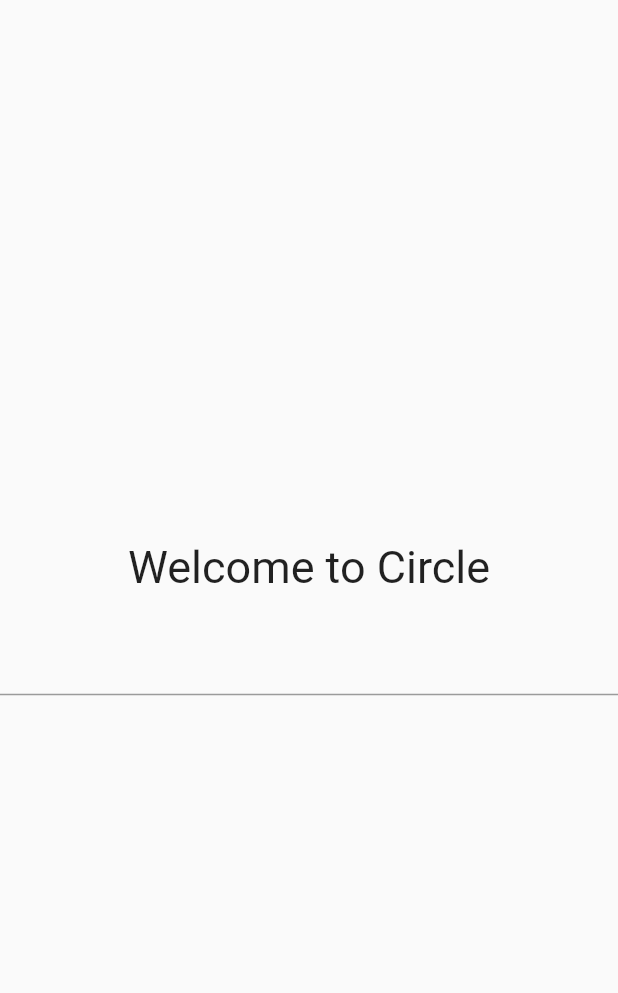
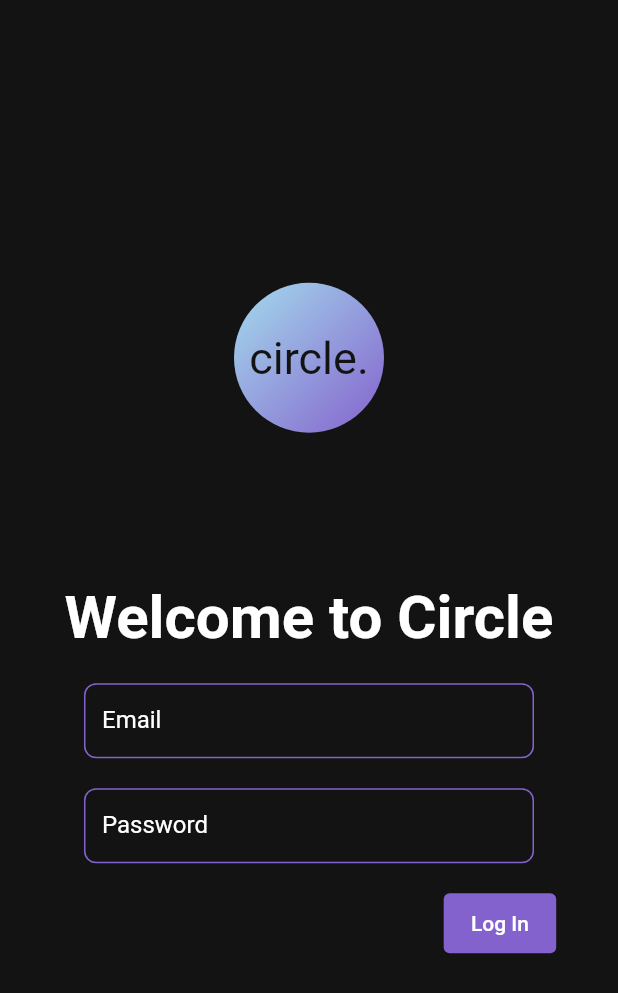
Before and after one commit to Baer-Bones-Technologies/circle-app, a Flutter app: the LoginMobile screen opened directly, on a phone screen of 412 x 824 dp. Shown: the top 993 px of the screen. Run offline on Flutter 3.47's test engine with Material 2 defaults, Android fonts, the phone set to English and light mode, and no system bars; our stand-ins replace cloud_firestore, firebase_analytics, firebase_auth, firebase_core, go_router, shared_preferences; accounts and stored records are empty.

Commit message:
create user login screen

````diff
--- a/lib/resources/strings.dart
+++ b/lib/resources/strings.dart
@@ -1,12 +1,22 @@
-const String appTitle = 'Circle';
+
+/// UI Strings
+const String appTitle = 'circle.';
 const String welcomeMessage = 'Welcome to Circle';
-const String loginLabel = 'Login';
+
+
+/// Label Strings
+const String loginLabel = 'Log In';
 const String registerLabel = 'Register';
 const String emailLabel = 'Email';
 const String passwordLabel = 'Password';
 const String confirmPasswordLabel = 'Confirm Password';
+
+
+/// Error Strings
 const String noUserError = 'No user found for that email.';
 const String wrongPasswordError = 'Wrong password provided for that user.';
 const String passwordWeakError = 'Password is too weak.';
 const String passwordMismatchError = 'Passwords do not match.';
 const String emailInUseError = 'The email is already in use by another account.';
+const String impossibleScreenError = "Something went extremely wrong for you to be here.";
+const String unsupportedPlatformError = "This platform is not supported.";
--- /dev/null
+++ b/lib/ui/common/logo.dart
@@ -0,0 +1,25 @@
+import 'package:circle/resources/theme.dart';
+import 'package:flutter/cupertino.dart';
+import 'package:circle/resources/strings.dart';
+
+class Logo extends StatelessWidget {
+  const Logo({Key? key}) : super(key: key);
+
+  @override
+  Widget build(BuildContext context) {
+    return Container(
+      height: 100,
+      width: 100,
+      decoration: BoxDecoration(
+        gradient: CircleTheme.primaryGradient,
+        borderRadius: BorderRadius.circular(50),
+        ),
+      child: Center(
+        child: Text(appTitle, style: TextStyle(
+          color: CircleTheme.primary,
+          fontSize: 30,
+        )),
+      )
+    );
+  }
+}
--- /dev/null
+++ b/lib/ui/common/primary_button.dart
@@ -0,0 +1,32 @@
+import 'package:circle/resources/theme.dart';
+import 'package:flutter/material.dart';
+
+class PrimaryButton extends StatelessWidget {
+  const PrimaryButton({Key? key, required this.onPressed, this.onLongPress, required this.text, this.width = 75, this.height = 40, this.elevation = 0.00, this.padding = 3.0}) : super(key: key);
+
+  final Function() onPressed;
+  final Function()? onLongPress;
+  final String text;
+  final double height;
+  final double width;
+  final double elevation;
+  final double padding;
+
+  @override
+  Widget build(BuildContext context) {
+    return SizedBox(
+      height: height,
+      width: width,
+      child: ElevatedButton(
+          onPressed: onPressed,
+          style: ButtonStyle(
+              backgroundColor: MaterialStateProperty.all<Color>(CircleTheme.secondaryGradientColor),
+              foregroundColor: MaterialStateProperty.all<Color>(Colors.white),
+            elevation: MaterialStateProperty.all(elevation),
+            padding: MaterialStateProperty.all(EdgeInsets.all(padding))
+          ),
+          child: Text(text)
+      ),
+    );
+  }
+}
--- /dev/null
+++ b/lib/ui/common/primary_text_input.dart
@@ -0,0 +1,84 @@
+import 'package:circle/resources/theme.dart';
+import 'package:flutter/material.dart';
+import 'package:flutter/services.dart';
+
+/// This is a button widget to be used throughout the application
+class SingleLineInput extends StatelessWidget {
+  const SingleLineInput(
+      {Key? key,
+      this.controller,
+      this.keyboardType,
+      this.label,
+      this.hintText,
+      this.constraints,
+      this.onChanged,
+      this.onSubmitted,
+      this.onEditingComplete,
+      this.textCapitalization = TextCapitalization.sentences,
+      this.enabled = true,
+      this.inputFormatters,
+      this.width = 300,
+      this.height = 50,
+      this.obscureText = false})
+      : super(key: key);
+
+  final TextEditingController? controller;
+  final TextInputType? keyboardType;
+  final String? label;
+  final String? hintText;
+  final BoxConstraints? constraints;
+  final TextCapitalization textCapitalization;
+  final Function(String)? onChanged;
+  final Function(String)? onSubmitted;
+  final Function()? onEditingComplete;
+  final bool enabled;
+  final List<TextInputFormatter>? inputFormatters;
+  final double height;
+  final double width;
+  final bool obscureText;
+
+  @override
+  Widget build(BuildContext context) {
+    return SizedBox(
+      height: height,
+      width: width,
+      child: TextField(
+        controller: controller,
+        keyboardType: keyboardType,
+        autocorrect: false,
+        enableSuggestions: true,
+        maxLines: 1,
+        cursorColor: CircleTheme.primaryGradientColor,
+        textAlign: TextAlign.start,
+        onChanged: onChanged,
+        onSubmitted: onSubmitted,
+        onEditingComplete: onEditingComplete,
+        enabled: enabled,
+        inputFormatters: inputFormatters,
+        style: TextStyle(color: CircleTheme.secondary),
+        obscureText: obscureText,
+        decoration: InputDecoration(
+          enabledBorder: OutlineInputBorder(
+            borderSide:
+                BorderSide(color: CircleTheme.secondaryGradientColor, width: 1),
+            borderRadius: BorderRadius.circular(8),
+          ),
+          focusedBorder: OutlineInputBorder(
+            borderSide:
+                BorderSide(color: CircleTheme.primaryGradientColor, width: 1),
+            borderRadius: BorderRadius.circular(8),
+          ),
+          border: OutlineInputBorder(
+            borderSide: BorderSide(color: CircleTheme.secondary, width: 1),
+            borderRadius: BorderRadius.circular(8),
+          ),
+          labelText: label,
+          labelStyle: TextStyle(color: CircleTheme.secondary),
+          hintText: hintText,
+          hintStyle: TextStyle(color: CircleTheme.secondary),
+        ),
+        textCapitalization: textCapitalization,
+      ),
+    );
+  }
+}
--- a/lib/ui/screens/authentication/login/login_mobile.dart
+++ b/lib/ui/screens/authentication/login/login_mobile.dart
@@ -1,6 +1,13 @@
-import 'package:flutter/cupertino.dart';
+import 'package:circle/resources/strings.dart';
+import 'package:circle/resources/theme.dart';
+import 'package:circle/ui/common/logo.dart';
+import 'package:circle/ui/common/primary_button.dart';
+import 'package:circle/ui/common/primary_text_input.dart';
+import 'package:circle/ui/ui_manager.dart';
+import 'package:circle/utility/auth_handler.dart';
+import 'package:circle/utility/security/password.dart';
+import 'package:flutter/foundation.dart';
 import 'package:flutter/material.dart';
-import 'package:circle/resources/strings.dart' as res;
 
 class LoginMobile extends StatefulWidget {
   const LoginMobile({Key? key}) : super(key: key);
@@ -10,25 +17,78 @@ class LoginMobile extends StatefulWidget {
 }
 
 class _LoginMobileState extends State<LoginMobile> {
-  final TextEditingController _textFieldController = TextEditingController();
 
   @override
   Widget build(BuildContext context) {
+    TextInputType inputType = TextInputType.emailAddress;
+    TextInputType passwordType = TextInputType.visiblePassword;
+    TextEditingController emailController = TextEditingController(text: "");
+    TextEditingController passwordController = TextEditingController(text: "");
+    Size screen = UIManager(context).getScreenSize();
+    Password? pass;
     return Scaffold(
-      body: SafeArea(
+        backgroundColor: CircleTheme.primary,
+        body: SizedBox(
+          height: screen.height,
+          width: screen.width,
           child: Center(
+            child: SizedBox(
+              width: screen.width * .8,
               child: Column(
                 mainAxisAlignment: MainAxisAlignment.center,
-            crossAxisAlignment: CrossAxisAlignment.center,
                 children: [
-              const Text(res.welcomeMessage, style: TextStyle(fontSize: 30)),
+                  const Logo(),
+                  const SizedBox(height: 100),
+                  const Text(welcomeMessage,
+                      style: TextStyle(
+                          color: Colors.white,
+                          fontWeight: FontWeight.bold,
+                          fontSize: 40),
+                      textAlign: TextAlign.start),
                   const SizedBox(height: 20),
-            TextField(
-              controller: _textFieldController,
-            )],
+                  SingleLineInput(
+                    controller: emailController,
+                    keyboardType: inputType,
+                    label: emailLabel,
+                    hintText: 'john.doe@example.com',
+                  ),
+                  const SizedBox(height: 20),
+                  SingleLineInput(
+                    controller: passwordController,
+                    keyboardType: passwordType,
+                    label: passwordLabel,
+                    hintText: '********',
+                    obscureText: true,
+                    onChanged: (value) {
+                      pass = Password(value);
+                    },
+                  ),
+                  const SizedBox(height: 20),
+                  Row(
+                    mainAxisAlignment: MainAxisAlignment.end,
+                    children: [
+                      PrimaryButton(
+                        onPressed: () {
+                          if (emailController.value.text.isNotEmpty && pass != null) {
+                            AuthenticationHandler().signInWithEmailAndPassword(
+                                emailController.value.text, pass!);
+                            if (kDebugMode) {
+                              print("${emailController.text} logging in");
+                            }
+                          } else {
+                            if (kDebugMode) {
+                              print("input value empty");
+                            }
+                          }
+                        },
+                        text: loginLabel,
+                      ),
+                    ],
+                  )
+                ],
               ),
             ),
           ),
-    );
+        ));
   }
 }
--- a/lib/ui/ui_manager.dart
+++ b/lib/ui/ui_manager.dart
@@ -1,14 +1,20 @@
+import 'package:circle/resources/strings.dart';
+import 'package:circle/utility/auth_handler.dart';
 import 'package:flutter/material.dart';
 
+const double _defaultWidth = 1.0;
+const double _defaultHeight = 1.0;
+
 class UIManager {
-
   final BuildContext _context;
-
 
   /// This class is used to manage the UI of the app and get the current screen size, width, height, and platform
   /// the app is running on. This class is also used to get the desired screen width
   /// and height for a widget to use.
   UIManager(this._context);
+
+  Platform _platform = Platform.unknown;
+
 
   /// This function returns the current screen size
   Size getScreenSize() {
@@ -33,7 +39,7 @@ class UIManager {
   /// Example: 0.25 = 25% of the screen width
   /// Example: 0.75 = 75% of the screen width
 
-  double getMaxWidth({double width = 1.0}) {
+  double getMaxWidth({double width = _defaultWidth}) {
     return getScreenWidth() * width;
   }
 
@@ -47,7 +53,7 @@ class UIManager {
   /// 0.25 = 25% of the screen height,
   /// 0.75 = 75% of the screen height,
 
-  double getMaxHeight({double height = 1.0}) {
+  double getMaxHeight({double height = _defaultHeight}) {
     return getScreenHeight() * height;
   }
 
@@ -70,7 +76,40 @@ class UIManager {
     return getPlatform() == Platform.android || getPlatform() == Platform.ios;
   }
 
+  /// function that checks which platform and returns widget accordingly
+  Widget checkPlatform(
+      {Widget? web,
+      mobile,
+      loggedOutFallbackMobile,
+      loggedOutFallbackWeb,
+      required AuthState authState}) {
+    _platform = getPlatform();
+    switch (authState) {
+      case AuthState.loggedIn:
+        switch (_platform) {
+          case Platform.web:
+            return web ?? const Placeholder(child: Text(impossibleScreenError));
+          case Platform.android:
+          case Platform.ios:
+            return mobile ?? const Placeholder(child: Text(impossibleScreenError));
+          case Platform.unknown:
+            return const Placeholder(child: Text(unsupportedPlatformError));
         }
+
+      case AuthState.loggedOut:
+        switch (_platform) {
+          case Platform.web:
+            return loggedOutFallbackWeb ?? web ?? const Placeholder(child: Text(impossibleScreenError));
+          case Platform.android:
+          case Platform.ios:
+            return loggedOutFallbackMobile ?? mobile ?? const Placeholder(child: Text(impossibleScreenError));
+          case Platform.unknown:
+            return const Placeholder(child: Text(unsupportedPlatformError));
+        }
+    }
+  }
+}
+
 /// Enum for the platforms the app is running on
 /// *i.e.: Android, iOS, Web, etc.*
 ///
@@ -80,4 +119,4 @@ class UIManager {
 /// ios,
 /// web
 /// ```
-  enum Platform { android, ios, web }
+enum Platform { android, ios, web, unknown }
--- a/lib/utility/account_manager.dart
+++ b/lib/utility/account_manager.dart
@@ -1,14 +1,16 @@
 import 'package:circle/utility/auth_handler.dart';
 import 'package:cloud_firestore/cloud_firestore.dart';
+import 'package:firebase_auth/firebase_auth.dart';
 
 import '../circle_user.dart';
 
 class AccountManager{
-  FirebaseFirestore _database = FirebaseFirestore.instance;
-  final AuthenticationHandler _auth = AuthenticationHandler();
+  final FirebaseFirestore _database = FirebaseFirestore.instance;
+  final FirebaseAuth _auth;
+  AccountManager(this._auth);
   /// This function is used to create a new user in the database
 void createUser(CircleUser user){
-  _database.collection('users').doc(_auth.user?.uid).set(user.toFirebase());
+  _database.collection('users').doc(_auth.currentUser?.uid).set(user.toFirebase());
 }
 
 /// This function is used to get a user from the database
--- a/pubspec.yaml
+++ b/pubspec.yaml
@@ -41,6 +41,7 @@ dependencies:
   cloud_firestore: ^4.4.5
   firebase_database: ^10.0.16
   firebase_analytics: ^10.1.6
+  shared_preferences: ^2.0.20
 
 dev_dependencies:
   flutter_test:
@@ -65,9 +66,8 @@ flutter:
   uses-material-design: true
 
   # To add assets to your application, add an assets section, like this:
-  # assets:
-  #   - images/a_dot_burr.jpeg
-  #   - images/a_dot_ham.jpeg
+  assets:
+    - assets/images/
 
   # An image asset can refer to one or more resolution-specific "variants", see
   # https://flutter.dev/assets-and-images/#resolution-aware
````
Also changed, not shown: lib/main.dart (+8 -3 lines), lib/resources/theme.dart (+87 -0 lines), lib/ui/screens/home/home.dart (+12 -3 lines), lib/ui/screens/home/home_mobile.dart (+12 -1 lines), lib/utility/auth_handler.dart (+18 -19 lines), pubspec.lock, 4 other files. Lines whose indentation alone changed are shown as unchanged.
